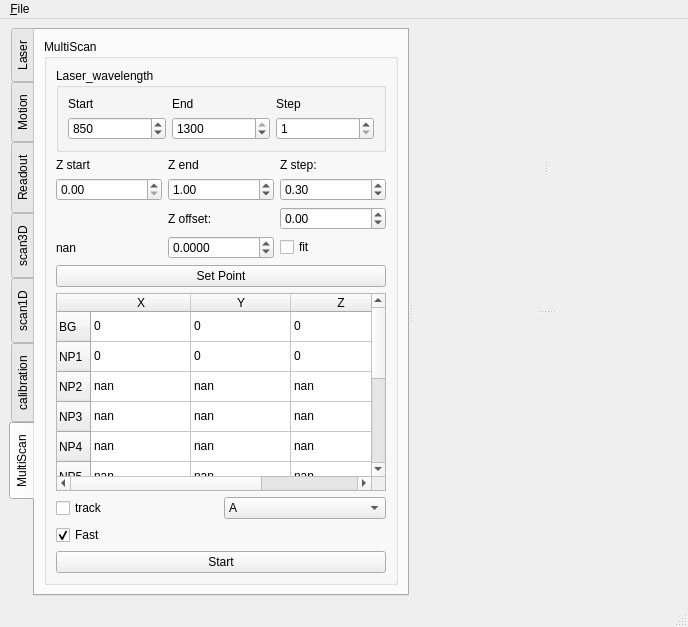
This is microV.ui in xkronosua/microV as Qt 5 draws it before an edit. The edited form follows.
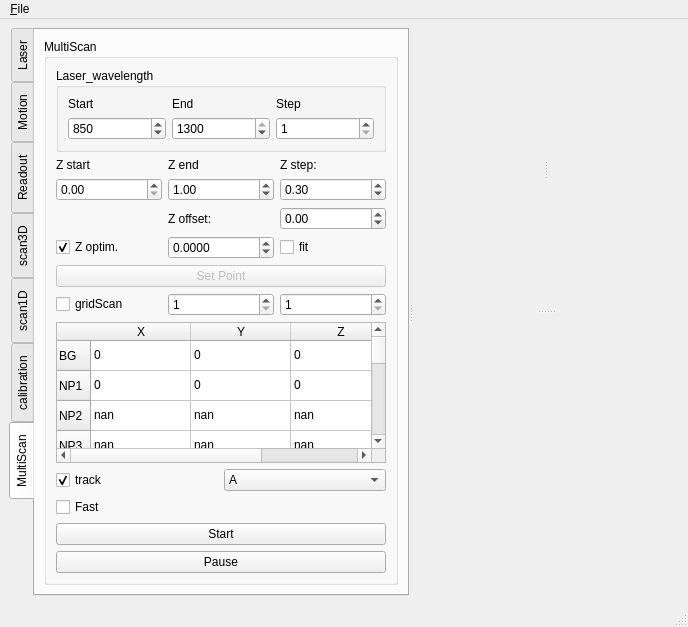
This is the edited form. The open tabs and pages were chosen to show the change.

```diff
--- a/microV.ui
+++ b/microV.ui
@@ -2565,13 +2565,16 @@
             <string>MultiScan</string>
            </property>
            <layout class="QGridLayout" name="gridLayout_22">
-            <item row="6" column="0">
+            <item row="7" column="0">
              <layout class="QGridLayout" name="gridLayout_23">
               <item row="1" column="0">
                <widget class="QCheckBox" name="n_meas_laser_spectra_track">
                 <property name="text">
                  <string>track</string>
                 </property>
+                <property name="checked">
+                 <bool>true</bool>
+                </property>
                </widget>
               </item>
               <item row="1" column="1">
@@ -2594,13 +2597,13 @@
                  <string>Fast</string>
                 </property>
                 <property name="checked">
-                 <bool>true</bool>
+                 <bool>false</bool>
                 </property>
                </widget>
               </item>
              </layout>
             </item>
-            <item row="9" column="0">
+            <item row="10" column="0">
              <widget class="QPushButton" name="n_meas_laser_spectra_go">
               <property name="text">
                <string>Start</string>
@@ -2610,7 +2613,7 @@
               </property>
              </widget>
             </item>
-            <item row="4" column="0">
+            <item row="5" column="0">
              <widget class="QTableWidget" name="n_meas_laser_spectra_probe">
               <attribute name="horizontalHeaderCascadingSectionResizes">
                <bool>false</bool>
@@ -2925,13 +2928,6 @@
                 </property>
                </widget>
               </item>
-              <item row="3" column="0">
-               <widget class="QLabel" name="labela">
-                <property name="text">
-                 <string>nan</string>
-                </property>
-               </widget>
-              </item>
               <item row="3" column="1">
                <widget class="QDoubleSpinBox" name="n_meas_laser_spectra_Z_interface">
                 <property name="decimals">
@@ -2955,8 +2951,37 @@
                 </property>
                </widget>
               </item>
+              <item row="3" column="0">
+               <widget class="QCheckBox" name="n_meas_laser_spectra_Z_interface_optim">
+                <property name="text">
+                 <string>Z optim.</string>
+                </property>
+                <property name="checked">
+                 <bool>true</bool>
+                </property>
+               </widget>
+              </item>
              </layout>
             </item>
+            <item row="3" column="0">
+             <widget class="QPushButton" name="n_meas_laser_spectra_set_point">
+              <property name="enabled">
+               <bool>false</bool>
+              </property>
+              <property name="sizePolicy">
+               <sizepolicy hsizetype="Minimum" vsizetype="Fixed">
+                <horstretch>3</horstretch>
+                <verstretch>0</verstretch>
+               </sizepolicy>
+              </property>
+              <property name="text">
+               <string>Set Point</string>
+              </property>
+              <property name="checkable">
+               <bool>true</bool>
+              </property>
+             </widget>
+            </item>
             <item row="0" column="0">
              <widget class="QGroupBox" name="groupBox_15">
               <property name="title">
@@ -3030,19 +3055,35 @@
               </layout>
              </widget>
             </item>
-            <item row="3" column="0">
-             <widget class="QPushButton" name="n_meas_laser_spectra_set_point">
-              <property name="sizePolicy">
-               <sizepolicy hsizetype="Minimum" vsizetype="Fixed">
-                <horstretch>3</horstretch>
-                <verstretch>0</verstretch>
-               </sizepolicy>
-              </property>
+            <item row="4" column="0">
+             <layout class="QGridLayout" name="gridLayout_27">
+              <item row="0" column="0">
+               <widget class="QCheckBox" name="n_meas_laser_spectra_grid">
+                <property name="text">
+                 <string>gridScan</string>
+                </property>
+               </widget>
+              </item>
+              <item row="0" column="1">
+               <widget class="QSpinBox" name="n_meas_laser_spectra_grid_x">
+                <property name="minimum">
+                 <number>1</number>
+                </property>
+               </widget>
+              </item>
+              <item row="0" column="2">
+               <widget class="QSpinBox" name="n_meas_laser_spectra_grid_y">
+                <property name="minimum">
+                 <number>1</number>
+                </property>
+               </widget>
+              </item>
+             </layout>
+            </item>
+            <item row="11" column="0">
+             <widget class="QPushButton" name="n_meas_laser_spectra_pause">
               <property name="text">
-               <string>Set Point</string>
-              </property>
-              <property name="checkable">
-               <bool>true</bool>
+               <string>Pause</string>
               </property>
              </widget>
             </item>
```
Left out of the diff: 38 changed lines with no effect on the pictures.
